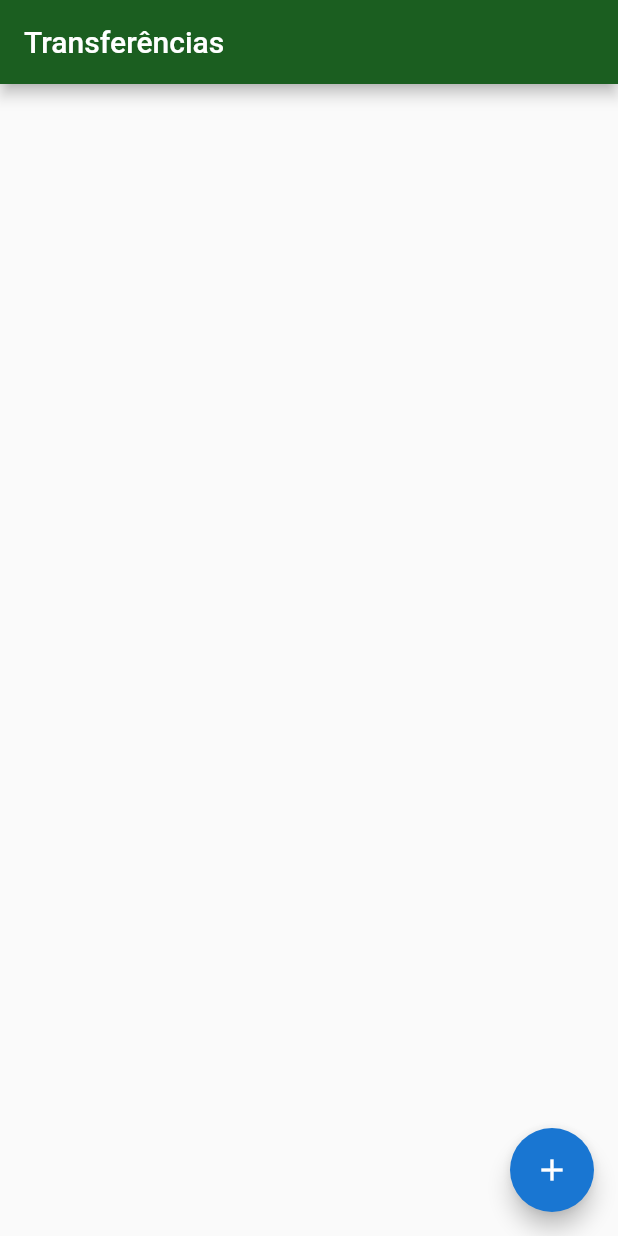
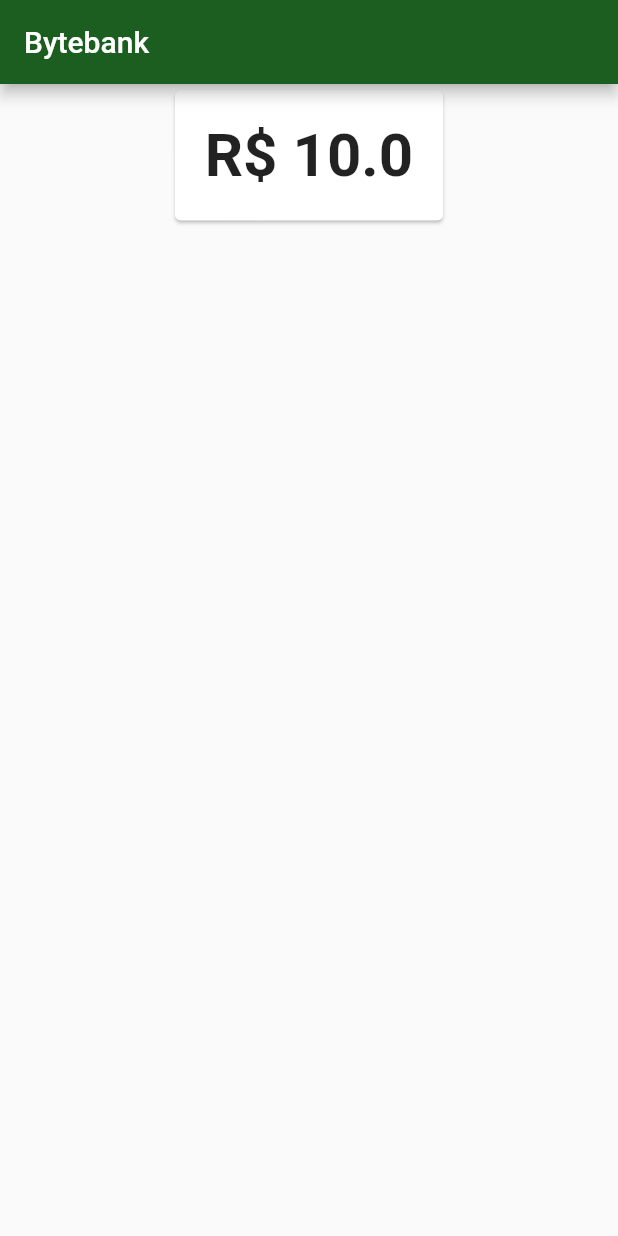
Before and after one commit to busatoju/Bytebank, a Flutter app: the screen it shows after launch, on a phone screen of 412 x 824 dp. Run offline on Flutter 3.47's test engine with Material 2 defaults, Android fonts, the phone set to English and light mode, and no system bars.

Commit message:
Tela inicial implementada

```diff
--- a/lib/main.dart
+++ b/lib/main.dart
@@ -1,4 +1,5 @@
-import 'package:bytebank/screens/transfer/list.dart';
+import 'file:///C:/bytebank/lib/screens/dashboard/dashboard.dart';
+
 import 'package:flutter/material.dart';
 
 void main() => runApp(BytebankApp());
@@ -15,6 +16,6 @@ class BytebankApp extends StatelessWidget{
         ),
 
 
-        home:  TransferList());
+        home:  Dashboard());
   }
 }
--- /dev/null
+++ b/lib/models/balance.dart
@@ -0,0 +1,12 @@
+class Balance{
+
+  final double value;
+
+
+  Balance(this.value);
+
+  @override
+  String toString() {
+    return 'R\$ $value';
+  }
+}
--- /dev/null
+++ b/lib/screens/dashboard/balance_card.dart
@@ -0,0 +1,24 @@
+import 'package:bytebank/models/balance.dart';
+import 'package:flutter/material.dart';
+
+class BalanceCard extends StatelessWidget{
+  final Balance balance;
+
+  BalanceCard(this.balance);
+
+  Widget build(BuildContext context){
+    return Card(
+      child: Padding(
+        padding: EdgeInsets.all(20),
+        child: Text(
+          balance.toString(),
+          textAlign: TextAlign.center,
+          style: TextStyle(
+            fontSize: 40,
+            fontWeight: FontWeight.bold,
+          ),
+        ),
+      ),
+    );
+  }
+}
--- /dev/null
+++ b/lib/screens/dashboard/dashboard.dart
@@ -0,0 +1,20 @@
+
+import 'package:bytebank/models/balance.dart';
+import 'package:bytebank/screens/dashboard/balance_card.dart';
+import 'package:flutter/material.dart';
+
+class Dashboard extends StatelessWidget{
+  Widget build(BuildContext context) {
+    // TODO: implement build
+    return Scaffold(
+      body: Align(
+        alignment: Alignment.topCenter,
+          child: BalanceCard(Balance(10.0)),
+      ),
+      appBar: AppBar(
+        title: Text('Bytebank'),
+      ),
+
+    );
+  }
+}
```
Also changed, not shown: 1 other file.
